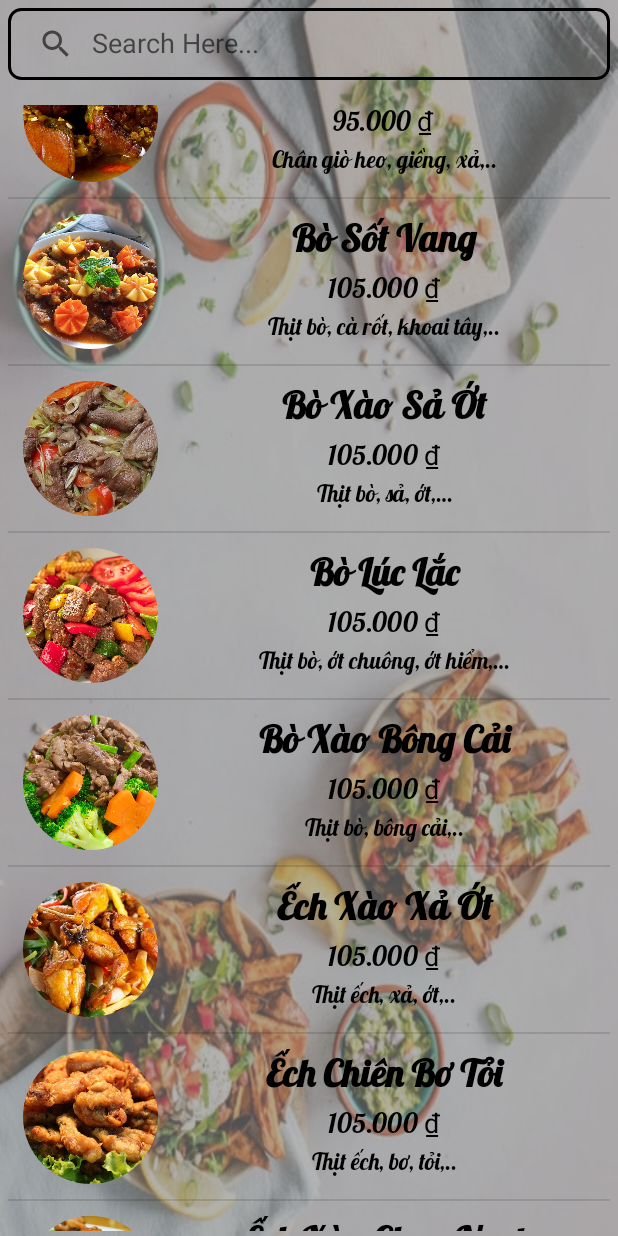
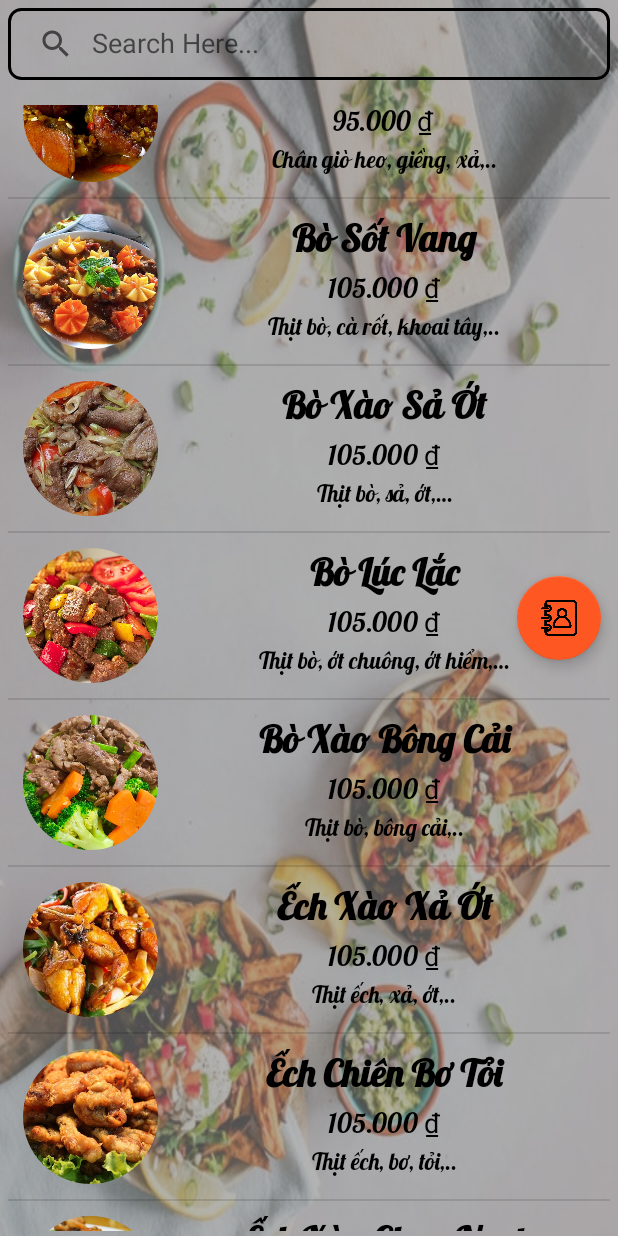
Before and after one commit to kienvu19/AppOrderFoodBasic, an Android app: the MainActivity screen opened directly, with no data from a screen before it, scrolled down 1050 dp, on a phone screen of 412 x 824 dp. Run offline under Robolectric (Android 15) with nearby library versions, the phone set to English and light mode, and no system bars; our stand-ins replace CircleImageView; 1 statement that could not run was skipped.

Commit message:
First Project Android Studio

```diff
--- a/app/src/main/java/com/example/OrderFoodAppbyKienVu/OrderFull.java
+++ b/app/src/main/java/com/example/OrderFoodAppbyKienVu/OrderFull.java
@@ -157,7 +157,7 @@ public class OrderFull extends AppCompatActivity{
 
 // set dialog message
         alertDialogBuilder
-                .setMessage("Bạn có muốn dùng thông tin mà bạn đã setup không?")
+                .setMessage("Bạn có muốn dùng thông tin đã có không?")
                 .setCancelable(false)
                 .setPositiveButton("CÓ", new DialogInterface.OnClickListener() {
                     public void onClick(DialogInterface dialog,
--- a/app/src/main/res/layout/activity_contact_with_me.xml
+++ b/app/src/main/res/layout/activity_contact_with_me.xml
@@ -4,13 +4,13 @@
     xmlns:tools="http://schemas.android.com/tools"
     android:layout_width="match_parent"
     android:layout_height="match_parent"
-    android:layout_centerInParent="true"
     android:orientation="vertical"
+    android:background="@drawable/bgfood"
     tools:context=".ContactWithMe">
     <LinearLayout
         android:layout_width="wrap_content"
         android:layout_height="wrap_content"
-        android:layout_marginTop="20dp"
+        android:layout_marginTop="100dp"
         android:layout_gravity="center"
         android:orientation="vertical">
         <de.hdodenhof.circleimageview.CircleImageView
--- a/app/src/main/res/layout/activity_main.xml
+++ b/app/src/main/res/layout/activity_main.xml
@@ -46,17 +46,15 @@
         android:id="@+id/dangxuat"
         android:layout_width="wrap_content"
         android:layout_height="wrap_content"
-        android:layout_above="@+id/user"
-        android:layout_alignEnd="@+id/user"
+        android:layout_above="@+id/contact"
         android:layout_alignParentEnd="true"
-        android:layout_centerVertical="true"
-        android:layout_marginEnd="7dp"
-        android:layout_marginBottom="278dp"
+        android:layout_marginEnd="11dp"
+        android:layout_marginBottom="30dp"
+
         android:clickable="true"
-        android:visibility="invisible"
         android:contentDescription="@string/action_search"
+
         android:focusable="true"
-
         android:src="@drawable/dangxuat"
         app:backgroundTint="@color/orange"
         tools:ignore="RelativeOverlap" />
@@ -65,18 +63,16 @@
         android:id="@+id/contact"
         android:layout_width="wrap_content"
         android:layout_height="wrap_content"
-        android:layout_above="@+id/user"
-        android:layout_alignEnd="@+id/user"
+
+        android:layout_above="@+id/donhang"
         android:layout_alignParentEnd="true"
         android:layout_centerVertical="true"
         android:layout_marginEnd="11dp"
-        android:layout_marginBottom="369dp"
+        android:layout_marginBottom="30dp"
         android:clickable="true"
         android:contentDescription="@string/action_search"
         android:focusable="true"
         android:src="@drawable/contact"
-
-        android:visibility="invisible"
         app:backgroundTint="@color/orange"
         tools:ignore="RelativeOverlap" />
 
@@ -84,15 +80,13 @@
         android:id="@+id/donhang"
         android:layout_width="wrap_content"
         android:layout_height="wrap_content"
-        android:layout_above="@+id/dangxuat"
-        android:layout_alignEnd="@+id/dangxuat"
-        android:layout_alignParentEnd="true"
-        android:layout_marginEnd="9dp"
-        android:layout_marginBottom="-142dp"
+        android:layout_above="@+id/history"
+        android:layout_alignEnd="@+id/history"
+        android:layout_marginEnd="0dp"
+        android:layout_marginBottom="28dp"
         android:clickable="true"
         android:contentDescription="@string/action_search"
         android:focusable="true"
-        android:visibility="invisible"
         android:src="@drawable/giohangpng"
         app:backgroundTint="@color/orange"
         tools:ignore="RelativeOverlap" />
@@ -101,14 +95,11 @@
         android:id="@+id/history"
         android:layout_width="wrap_content"
         android:layout_height="wrap_content"
-        android:layout_above="@+id/dangxuat"
-        android:layout_alignEnd="@+id/dangxuat"
-        android:layout_alignParentEnd="true"
-        android:layout_alignParentBottom="true"
-        android:layout_marginEnd="11dp"
-        android:layout_marginBottom="170dp"
+        android:layout_above="@+id/gotouser"
+        android:layout_alignEnd="@+id/gotouser"
+        android:layout_marginEnd="1dp"
+        android:layout_marginBottom="24dp"
         android:clickable="true"
-        android:visibility="invisible"
         android:contentDescription="@string/action_search"
         android:focusable="true"
         android:src="@drawable/historydathang"
@@ -119,13 +110,10 @@
         android:id="@+id/gotouser"
         android:layout_width="wrap_content"
         android:layout_height="wrap_content"
-        android:layout_above="@+id/dangxuat"
-        android:layout_alignEnd="@+id/dangxuat"
+        android:layout_above="@+id/user"
         android:layout_alignParentEnd="true"
-        android:layout_alignParentBottom="true"
-        android:layout_marginEnd="10dp"
-        android:layout_marginBottom="90dp"
-        android:visibility="invisible"
+        android:layout_marginEnd="11dp"
+        android:layout_marginBottom="15dp"
         android:clickable="true"
         android:contentDescription="@string/action_search"
         android:focusable="true"
```
